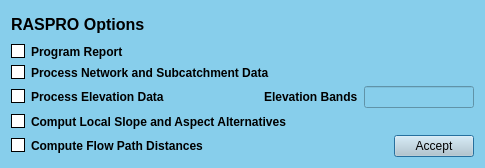
Inigobarbe/QAnnAGNPS, file ui/control_raspro_dialog.ui: the form before one commit.
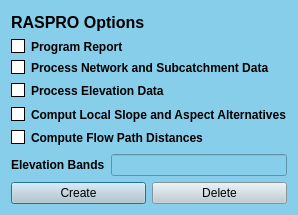
The form after the commit.

Patch:
```diff
--- a/ui/control_raspro_dialog.ui
+++ b/ui/control_raspro_dialog.ui
@@ -6,8 +6,8 @@
    <rect>
     <x>0</x>
     <y>0</y>
-    <width>485</width>
-    <height>168</height>
+    <width>286</width>
+    <height>215</height>
    </rect>
   </property>
   <property name="windowTitle">
@@ -16,7 +16,7 @@
   <property name="styleSheet">
    <string notr="true">background-color: #87CEEB;</string>
   </property>
-  <layout class="QGridLayout" name="gridLayout_2">
+  <layout class="QGridLayout" name="gridLayout">
    <item row="0" column="0">
     <widget class="QLabel" name="label">
      <property name="font">
@@ -52,7 +52,7 @@
      </property>
     </widget>
    </item>
-   <item row="2" column="0">
+   <item row="2" column="0" colspan="2">
     <widget class="QCheckBox" name="checkBox_2">
      <property name="font">
       <font>
@@ -73,9 +73,7 @@
      </property>
     </widget>
    </item>
-   <item row="3" column="0" colspan="2">
-    <layout class="QGridLayout" name="gridLayout">
-     <item row="0" column="0">
+   <item row="3" column="0">
       <widget class="QCheckBox" name="checkBox_3">
        <property name="font">
         <font>
@@ -96,7 +94,7 @@
        </property>
       </widget>
      </item>
-     <item row="0" column="1">
+   <item row="3" column="1">
       <spacer name="horizontalSpacer">
        <property name="orientation">
         <enum>Qt::Horizontal</enum>
@@ -109,32 +107,7 @@
        </property>
       </spacer>
      </item>
-     <item row="0" column="2">
-      <widget class="QLabel" name="label_2">
-       <property name="font">
-        <font>
-         <weight>75</weight>
-         <bold>true</bold>
-        </font>
-       </property>
-       <property name="text">
-        <string>Elevation Bands</string>
-       </property>
-      </widget>
-     </item>
-     <item row="0" column="3">
-      <widget class="QLineEdit" name="lineEdit">
-       <property name="font">
-        <font>
-         <weight>75</weight>
-         <bold>true</bold>
-        </font>
-       </property>
-      </widget>
-     </item>
-    </layout>
-   </item>
-   <item row="4" column="0">
+   <item row="4" column="0" colspan="2">
     <widget class="QCheckBox" name="checkBox_4">
      <property name="font">
       <font>
@@ -155,7 +128,7 @@
      </property>
     </widget>
    </item>
-   <item row="5" column="0">
+   <item row="5" column="0" colspan="2">
     <layout class="QHBoxLayout" name="horizontalLayout">
      <item>
       <widget class="QCheckBox" name="checkBox_5">
@@ -193,15 +166,56 @@
      </item>
     </layout>
    </item>
-   <item row="5" column="1">
+   <item row="6" column="0" colspan="2">
+    <layout class="QHBoxLayout" name="horizontalLayout_2">
+     <item>
+      <widget class="QLabel" name="label_2">
+       <property name="font">
+        <font>
+         <weight>75</weight>
+         <bold>true</bold>
+        </font>
+       </property>
+       <property name="text">
+        <string>Elevation Bands</string>
+       </property>
+      </widget>
+     </item>
+     <item>
+      <widget class="QLineEdit" name="lineEdit">
+       <property name="font">
+        <font>
+         <weight>75</weight>
+         <bold>true</bold>
+        </font>
+       </property>
+      </widget>
+     </item>
+    </layout>
+   </item>
+   <item row="7" column="0" colspan="2">
+    <layout class="QHBoxLayout" name="horizontalLayout_3">
+     <item>
     <widget class="QPushButton" name="pushButton">
      <property name="styleSheet">
       <string notr="true">background-color: #becbd1;</string>
      </property>
      <property name="text">
-      <string>Accept</string>
-     </property>
-    </widget>
+        <string>Create</string>
+       </property>
+      </widget>
+     </item>
+     <item>
+      <widget class="QPushButton" name="delete_2">
+       <property name="styleSheet">
+        <string notr="true">background-color: #becbd1;</string>
+       </property>
+       <property name="text">
+        <string>Delete</string>
+       </property>
+      </widget>
+     </item>
+    </layout>
    </item>
   </layout>
  </widget>
```
Lines whose indentation alone changed are shown as unchanged.
